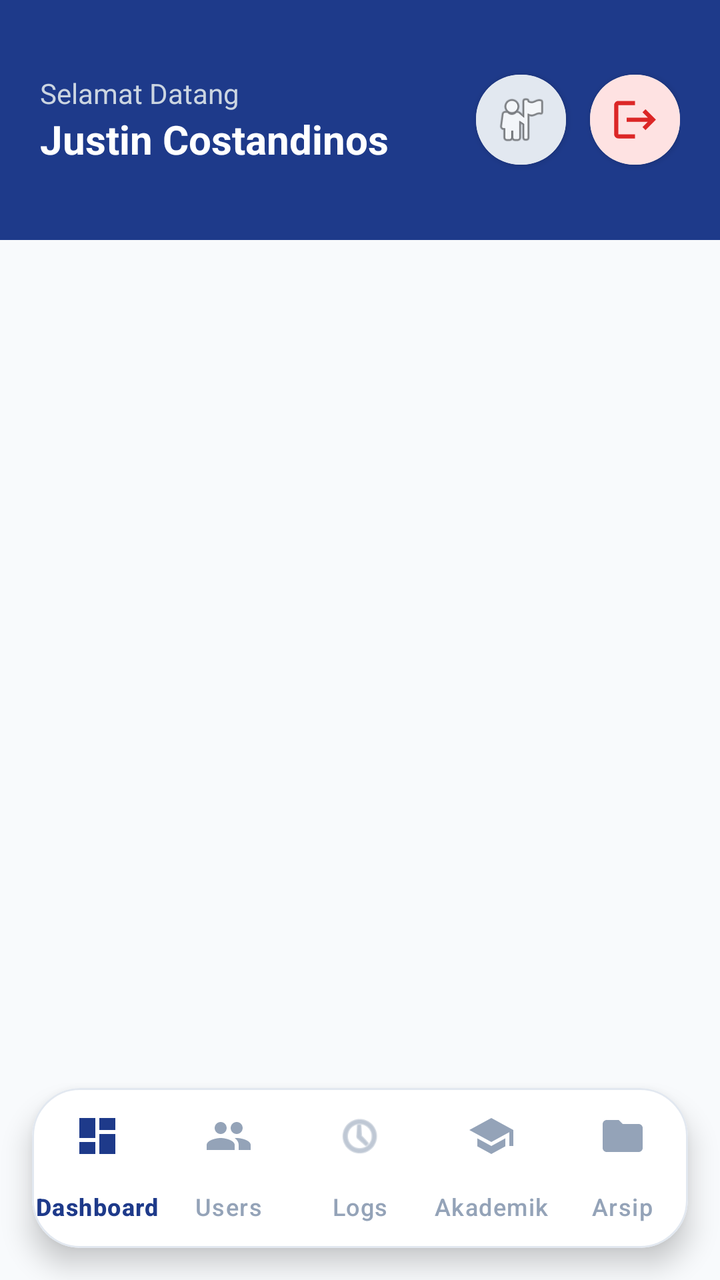
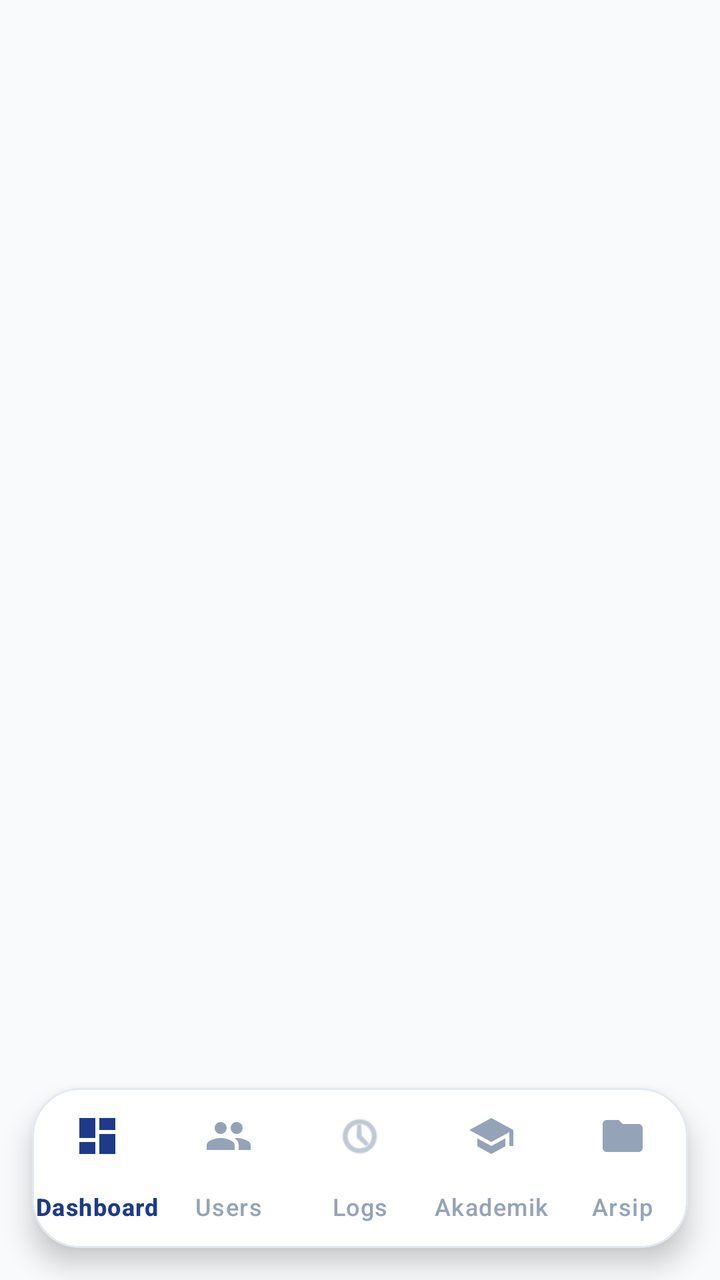

Screens rendered from an Android XML layout before and after an edit, with the pre-edit source and the edit as a unified diff.
<!-- AndroidManifest.xml: application theme Theme.Mondu -->
<!-- res/layout/activity_dashboard_admin.xml -->
<?xml version="1.0" encoding="utf-8"?>
<RelativeLayout xmlns:android="http://schemas.android.com/apk/res/android"
    xmlns:app="http://schemas.android.com/apk/res-auto"
    xmlns:tools="http://schemas.android.com/tools"
    android:id="@+id/main"
    android:layout_width="match_parent"
    android:layout_height="match_parent"
    android:background="#F8FAFC">

    <RelativeLayout
        android:id="@+id/headerView"
        android:layout_width="match_parent"
        android:layout_height="120dp"
        android:background="#1E3A8A"
        android:padding="20dp">

        <LinearLayout
            android:layout_width="wrap_content"
            android:layout_height="wrap_content"
            android:orientation="vertical"
            android:layout_centerVertical="true">

            <TextView
                android:layout_width="wrap_content"
                android:layout_height="wrap_content"
                android:text="Selamat Datang"
                android:textColor="#CBD5E1"
                android:textSize="14sp"
                tools:ignore="HardcodedText" />
            <TextView
                android:id="@+id/tvUserNameDashboard"
                android:layout_width="wrap_content"
                android:layout_height="wrap_content"
                android:text="Justin Costandinos"
                android:textColor="#FFFFFF"
                android:textSize="20sp"
                android:textStyle="bold"
                tools:ignore="HardcodedText" />
        </LinearLayout>

        <com.google.android.material.card.MaterialCardView
            android:id="@+id/btnLogout"
            android:layout_width="45dp"
            android:layout_height="45dp"
            android:layout_centerVertical="true"
            android:layout_marginEnd="12dp"
            android:layout_toStartOf="@id/profileCard"
            android:clickable="true"
            android:focusable="true"
            android:foreground="?attr/selectableItemBackground"
            app:cardCornerRadius="22dp"
            app:cardElevation="2dp"
            app:strokeWidth="0dp"
            tools:ignore="SpeakableTextPresentCheck,TouchTargetSizeCheck">

            <ImageView
                android:layout_width="match_parent"
                android:layout_height="match_parent"
                android:background="#E2E8F0"
                android:padding="8dp"
                android:src="@android:drawable/ic_menu_myplaces"
                tools:ignore="ContentDescription" />
        </com.google.android.material.card.MaterialCardView>

        <com.google.android.material.card.MaterialCardView
            android:id="@+id/profileCard"
            android:layout_width="45dp"
            android:layout_height="45dp"
            android:layout_alignParentEnd="true"
            android:layout_centerVertical="true"
            app:cardCornerRadius="22dp"
            app:strokeWidth="0dp"
            app:cardElevation="2dp">

            <ImageView
                android:layout_width="match_parent"
                android:layout_height="match_parent"
                android:background="#FEE2E2"
                android:padding="10dp"
                android:src="@drawable/ic_logout"
                tools:ignore="ContentDescription" />
        </com.google.android.material.card.MaterialCardView>
    </RelativeLayout>

    <FrameLayout
        android:id="@+id/fragmentContainer"
        android:layout_width="match_parent"
        android:layout_height="match_parent"
        android:layout_below="@id/headerView"
        android:layout_marginBottom="96dp" >

    </FrameLayout>

    <com.google.android.material.card.MaterialCardView
        android:id="@+id/bottomNavCard"
        android:layout_width="match_parent"
        android:layout_height="80dp"
        android:layout_alignParentBottom="true"
        android:layout_marginStart="16dp"
        android:layout_marginEnd="16dp"
        android:layout_marginBottom="16dp"
        app:cardCornerRadius="24dp"
        app:cardElevation="8dp"
        app:strokeWidth="1dp"
        app:strokeColor="#E2E8F0"
        app:cardBackgroundColor="#FFFFFF">

        <com.google.android.material.bottomnavigation.BottomNavigationView
            android:id="@+id/bottomNavigation"
            android:layout_width="match_parent"
            android:layout_height="wrap_content"
            android:background="@android:color/transparent"
            app:labelVisibilityMode="labeled"
            app:itemIconSize="24dp"
            app:itemIconTint="@color/nav_item_color"
            app:itemTextColor="@color/nav_item_color"
            app:itemRippleColor="#EFF6FF"
            app:elevation="0dp"
            app:menu="@menu/menu_navigation_admin"
            tools:ignore="VisualLintBottomNav" />


    </com.google.android.material.card.MaterialCardView>
</RelativeLayout>
<!-- resources referenced by this layout -->
<resources>
  <!-- drawable ic_logout (drawable) -->
  <vector xmlns:android="http://schemas.android.com/apk/res/android"
      android:width="24dp"
      android:height="24dp"
      android:viewportWidth="24"
      android:viewportHeight="24">
      <path
          android:fillColor="#DC2626"
          android:pathData="M17,7l-1.41,1.41L18.17,11H8v2h10.17l-2.58,2.58L17,17l5,-5L17,7zM4,5h8V3H4C2.9,3 2,3.9 2,5v14c0,1.1 0.9,2 2,2h8v-2H4V5z"/>
  </vector>
  <style name="Theme.Mondu" parent="Base.Theme.Mondu" />
  <style name="Base.Theme.Mondu" parent="Theme.Material3.DayNight.NoActionBar">
          
          
      </style>
</resources>

<!-- the commit's change to res/layout/activity_dashboard_admin.xml (unified diff, before → after) -->
@@ -7,89 +7,11 @@
     android:layout_height="match_parent"
     android:background="#F8FAFC">
 
-    <RelativeLayout
-        android:id="@+id/headerView"
-        android:layout_width="match_parent"
-        android:layout_height="120dp"
-        android:background="#1E3A8A"
-        android:padding="20dp">
-
-        <LinearLayout
-            android:layout_width="wrap_content"
-            android:layout_height="wrap_content"
-            android:orientation="vertical"
-            android:layout_centerVertical="true">
-
-            <TextView
-                android:layout_width="wrap_content"
-                android:layout_height="wrap_content"
-                android:text="Selamat Datang"
-                android:textColor="#CBD5E1"
-                android:textSize="14sp"
-                tools:ignore="HardcodedText" />
-            <TextView
-                android:id="@+id/tvUserNameDashboard"
-                android:layout_width="wrap_content"
-                android:layout_height="wrap_content"
-                android:text="Justin Costandinos"
-                android:textColor="#FFFFFF"
-                android:textSize="20sp"
-                android:textStyle="bold"
-                tools:ignore="HardcodedText" />
-        </LinearLayout>
-
-        <com.google.android.material.card.MaterialCardView
-            android:id="@+id/btnLogout"
-            android:layout_width="45dp"
-            android:layout_height="45dp"
-            android:layout_centerVertical="true"
-            android:layout_marginEnd="12dp"
-            android:layout_toStartOf="@id/profileCard"
-            android:clickable="true"
-            android:focusable="true"
-            android:foreground="?attr/selectableItemBackground"
-            app:cardCornerRadius="22dp"
-            app:cardElevation="2dp"
-            app:strokeWidth="0dp"
-            tools:ignore="SpeakableTextPresentCheck,TouchTargetSizeCheck">
-
-            <ImageView
-                android:layout_width="match_parent"
-                android:layout_height="match_parent"
-                android:background="#E2E8F0"
-                android:padding="8dp"
-                android:src="@android:drawable/ic_menu_myplaces"
-                tools:ignore="ContentDescription" />
-        </com.google.android.material.card.MaterialCardView>
-
-        <com.google.android.material.card.MaterialCardView
-            android:id="@+id/profileCard"
-            android:layout_width="45dp"
-            android:layout_height="45dp"
-            android:layout_alignParentEnd="true"
-            android:layout_centerVertical="true"
-            app:cardCornerRadius="22dp"
-            app:strokeWidth="0dp"
-            app:cardElevation="2dp">
-
-            <ImageView
-                android:layout_width="match_parent"
-                android:layout_height="match_parent"
-                android:background="#FEE2E2"
-                android:padding="10dp"
-                android:src="@drawable/ic_logout"
-                tools:ignore="ContentDescription" />
-        </com.google.android.material.card.MaterialCardView>
-    </RelativeLayout>
-
     <FrameLayout
         android:id="@+id/fragmentContainer"
         android:layout_width="match_parent"
         android:layout_height="match_parent"
-        android:layout_below="@id/headerView"
-        android:layout_marginBottom="96dp" >
-
-    </FrameLayout>
+        android:layout_marginBottom="96dp" />
 
     <com.google.android.material.card.MaterialCardView
         android:id="@+id/bottomNavCard"
@@ -119,6 +41,5 @@
             app:menu="@menu/menu_navigation_admin"
             tools:ignore="VisualLintBottomNav" />
 
-
     </com.google.android.material.card.MaterialCardView>
 </RelativeLayout>
<!-- resource entries referenced after the edit -->
@@ -1,15 +1,5 @@
 <!-- resources referenced by this layout -->
 <resources>
-  <!-- drawable ic_logout (drawable) -->
-  <vector xmlns:android="http://schemas.android.com/apk/res/android"
-      android:width="24dp"
-      android:height="24dp"
-      android:viewportWidth="24"
-      android:viewportHeight="24">
-      <path
-          android:fillColor="#DC2626"
-          android:pathData="M17,7l-1.41,1.41L18.17,11H8v2h10.17l-2.58,2.58L17,17l5,-5L17,7zM4,5h8V3H4C2.9,3 2,3.9 2,5v14c0,1.1 0.9,2 2,2h8v-2H4V5z"/>
-  </vector>
   <style name="Theme.Mondu" parent="Base.Theme.Mondu" />
   <style name="Base.Theme.Mondu" parent="Theme.Material3.DayNight.NoActionBar">
           
